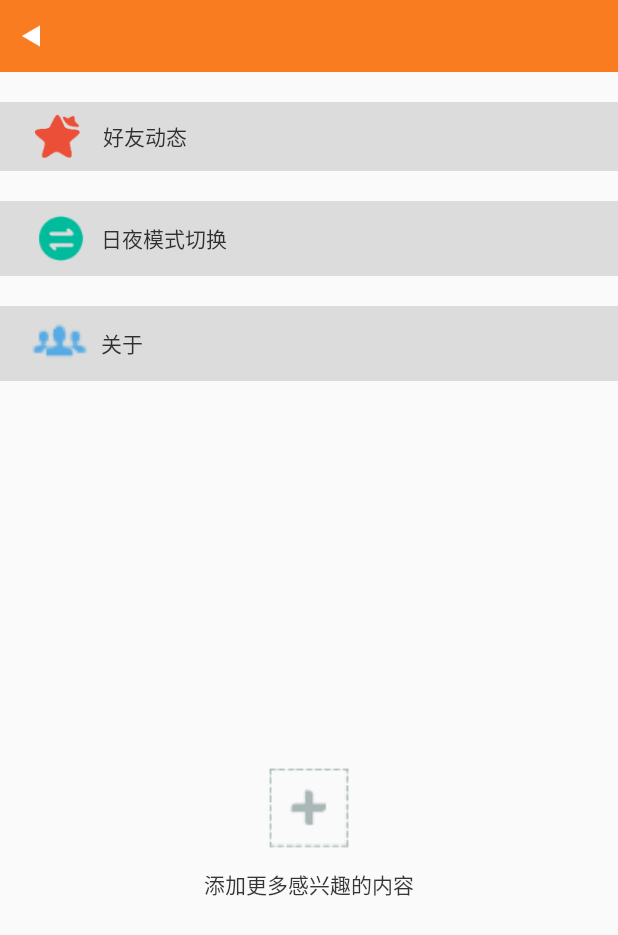
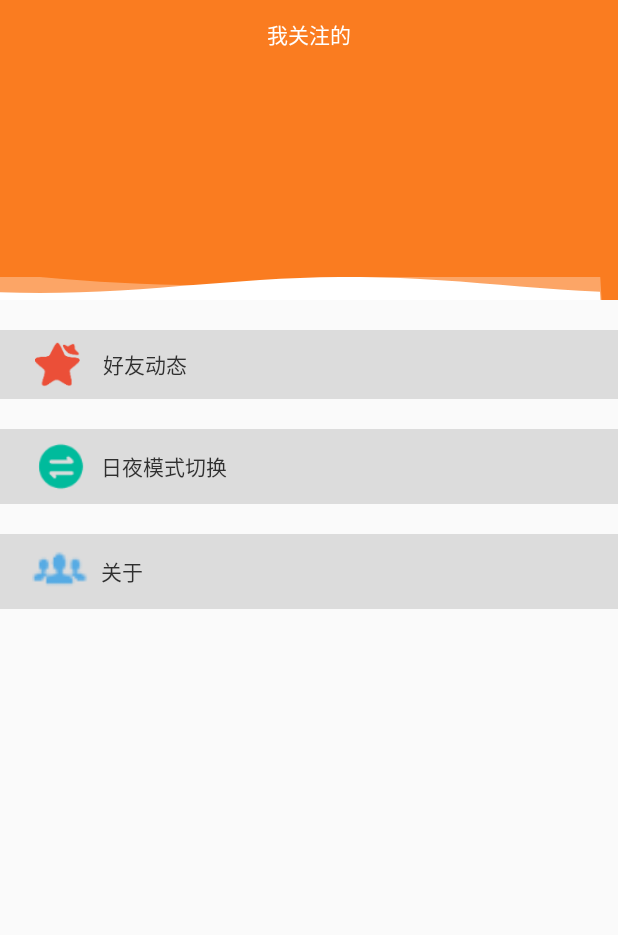
Before and after one commit to jaydenxiao2016/AndroidFire, an Android app: the layout fra_care_main.xml on its own in the app's theme, with its tools: preview values and no code run, on a phone screen of 412 x 824 dp. Shown: the top 935 px of the screen. Run offline under Robolectric (Android 15) with nearby library versions, the phone set to English and light mode, and no system bars.

Commit message:
1.增加关注页面波浪背景

```diff
--- a/app/build.gradle
+++ b/app/build.gradle
@@ -4,13 +4,13 @@ def releaseTime() {
 }
 
 android {
-    compileSdkVersion 23
-    buildToolsVersion "23"
+    compileSdkVersion 24
+    buildToolsVersion "24"
 
     defaultConfig {
         applicationId "jaydenxiao.com.androidfire"
         minSdkVersion 15
-        targetSdkVersion 23
+        targetSdkVersion 24
         versionCode 4
         versionName "1.0.3"
     }
--- a/app/src/main/AndroidManifest.xml
+++ b/app/src/main/AndroidManifest.xml
@@ -35,7 +35,6 @@
         <activity android:name=".ui.zone.activity.CircleZoneActivity"/>
         <activity android:name=".ui.zone.activity.CirclePublishActivity"/>
         <activity android:name=".ui.news.activity.AboutActivity"/>
-
         <!-- 友盟统计 -->
         <meta-data
             android:name="UMENG_APPKEY"
--- a/app/src/main/res/layout/fra_care_main.xml
+++ b/app/src/main/res/layout/fra_care_main.xml
@@ -1,97 +1,108 @@
 <?xml version="1.0" encoding="utf-8"?>
 <LinearLayout xmlns:android="http://schemas.android.com/apk/res/android"
     xmlns:app="http://schemas.android.com/apk/res-auto"
+    android:layout_width="match_parent"
+    android:layout_height="match_parent"
     android:orientation="vertical"
+    app:cardBackgroundColor="?attr/dayNightBackground"
+    app:dayNightBackgroundAttr="dayNightBackground">
+
+<!--    波浪背景和头像-->
+    <FrameLayout
         android:layout_width="match_parent"
-    app:cardBackgroundColor="?attr/dayNightBackground"
-    app:dayNightBackgroundAttr="dayNightBackground"
-    android:layout_height="match_parent">
-    <com.jaydenxiao.common.commonwidget.NormalTitleBar
-        android:id="@+id/ntb"
+        android:layout_height="200dp"
+        android:background="@color/main_color">
+        <TextView
             android:layout_width="match_parent"
-        android:layout_height="wrap_content"/>
+            android:text="我关注的"
+            android:textColor="@color/white"
+            android:layout_gravity="center|top"
+            android:gravity="center"
+            android:layout_height="45dp" />
+
+        <com.jaydenxiao.common.commonwidget.WaveView
+            android:id="@+id/wave_view"
+            android:layout_width="match_parent"
+            android:layout_height="15dp"
+            android:layout_gravity="bottom" />
+
+        <ImageView
+            android:id="@+id/img_logo"
+            android:layout_width="45dp"
+            android:layout_height="45dp"
+            android:layout_gravity="center" />
+    </FrameLayout>
+
     <LinearLayout
         android:id="@+id/ll_friend_zone"
         android:layout_width="match_parent"
+        android:layout_height="wrap_content"
+        android:layout_marginTop="20dp"
         android:background="@drawable/selector_gray_deepgray"
-    android:layout_marginTop="20dp"
-    android:padding="8dp"
-    android:layout_height="wrap_content">
+        android:padding="8dp">
+
         <ImageView
             android:layout_width="30dp"
-        android:src="@drawable/zone"
+            android:layout_height="30dp"
             android:layout_marginLeft="15dp"
-        android:layout_height="30dp" />
+            android:src="@drawable/zone" />
+
         <TextView
             android:layout_width="match_parent"
+            android:layout_height="wrap_content"
+            android:layout_gravity="center_vertical"
+            android:paddingLeft="15dp"
             android:text="@string/friend_zone_title"
-        android:paddingLeft="15dp"
             android:textColor="?attr/dayNightTwoTextColor"
-        app:dayNightTwoTextColorAttr="dayNightTwoTextColor"
-        android:layout_gravity="center_vertical"
-        android:layout_height="wrap_content" />
+            app:dayNightTwoTextColorAttr="dayNightTwoTextColor" />
     </LinearLayout>
+
     <LinearLayout
         android:id="@+id/ll_daynight_toggle"
         android:layout_width="match_parent"
+        android:layout_height="wrap_content"
+        android:layout_marginTop="20dp"
         android:background="@drawable/selector_gray_deepgray"
-        android:layout_marginTop="20dp"
-        android:padding="6dp"
-        android:layout_height="wrap_content">
+        android:padding="6dp">
+
         <ImageView
             android:layout_width="38dp"
-            android:src="@drawable/togglebutton"
+            android:layout_height="38dp"
             android:layout_marginLeft="15dp"
-            android:layout_height="38dp" />
+            android:src="@drawable/togglebutton" />
+
         <TextView
             android:layout_width="match_parent"
+            android:layout_height="wrap_content"
+            android:layout_gravity="center_vertical"
+            android:paddingLeft="8dp"
             android:text="@string/friend_zone_toggle"
-            android:paddingLeft="8dp"
             android:textColor="?attr/dayNightTwoTextColor"
-            app:dayNightTwoTextColorAttr="dayNightTwoTextColor"
-            android:layout_gravity="center_vertical"
-            android:layout_height="wrap_content" />
+            app:dayNightTwoTextColorAttr="dayNightTwoTextColor" />
     </LinearLayout>
+
     <LinearLayout
         android:id="@+id/ll_daynight_about"
         android:layout_width="match_parent"
+        android:layout_height="wrap_content"
+        android:layout_marginTop="20dp"
         android:background="@drawable/selector_gray_deepgray"
-        android:layout_marginTop="20dp"
-        android:padding="6dp"
-        android:layout_height="wrap_content">
+        android:padding="6dp">
+
         <ImageView
             android:layout_width="38dp"
-            android:src="@drawable/about"
+            android:layout_height="38dp"
             android:layout_marginLeft="15dp"
-            android:layout_height="38dp" />
+            android:src="@drawable/about" />
+
         <TextView
             android:layout_width="match_parent"
+            android:layout_height="wrap_content"
+            android:layout_gravity="center_vertical"
+            android:paddingLeft="8dp"
             android:text="@string/friend_zone_about"
-            android:paddingLeft="8dp"
             android:textColor="?attr/dayNightTwoTextColor"
-            app:dayNightTwoTextColorAttr="dayNightTwoTextColor"
-            android:layout_gravity="center_vertical"
-            android:layout_height="wrap_content" />
+            app:dayNightTwoTextColorAttr="dayNightTwoTextColor" />
     </LinearLayout>
-    <RelativeLayout
-        android:layout_width="match_parent"
-        android:layout_height="match_parent">
-        <ImageView
-            android:id="@+id/iv_add"
-            android:layout_width="60dp"
-            android:layout_centerInParent="true"
-            android:src="@drawable/zone_friend_add"
-            android:layout_height="60dp" />
-        <TextView
-            android:layout_width="match_parent"
-            android:text="添加更多感兴趣的内容"
-            android:layout_below="@+id/iv_add"
-            android:gravity="center"
-            android:padding="10dp"
-            android:textColor="?attr/dayNightTwoTextColor"
-            app:dayNightTwoTextColorAttr="dayNightTwoTextColor"
-            android:layout_height="wrap_content" />
-    </RelativeLayout>
-
 
 </LinearLayout>
--- a/build.gradle
+++ b/build.gradle
@@ -6,7 +6,6 @@ buildscript {
     }
     dependencies {
         classpath 'com.android.tools.build:gradle:2.2.0'
-
         // NOTE: Do not place your application dependencies here; they belong
         // in the individual module build.gradle files
     }
--- /dev/null
+++ b/library/common/src/main/java/com/jaydenxiao/common/commonwidget/WaveView.java
@@ -0,0 +1,106 @@
+package com.jaydenxiao.common.commonwidget;
+
+import android.content.Context;
+import android.graphics.Canvas;
+import android.graphics.Color;
+import android.graphics.DrawFilter;
+import android.graphics.Paint;
+import android.graphics.PaintFlagsDrawFilter;
+import android.graphics.Path;
+import android.util.AttributeSet;
+import android.view.View;
+
+/**
+ * des:波浪view
+ * Created by xsf
+ * on 2016.12.02
+ */
+public class WaveView extends View {
+
+    private Path mAbovePath, mBelowWavePath;
+    private Paint mAboveWavePaint, mBelowWavePaint;
+    private DrawFilter mDrawFilter;
+    private float φ;
+    private static int rangeY = 8;//Y轴波动幅度
+
+    private OnWaveAnimationListener mWaveAnimationListener;
+
+    public WaveView(Context context, AttributeSet attrs) {
+        super(context, attrs);
+        //初始化路径
+        mAbovePath = new Path();
+        mBelowWavePath = new Path();
+        //初始化画笔
+        mAboveWavePaint = new Paint(Paint.ANTI_ALIAS_FLAG);
+        mAboveWavePaint.setAntiAlias(true);
+        mAboveWavePaint.setStyle(Paint.Style.FILL);
+        mAboveWavePaint.setColor(Color.WHITE);
+
+        mBelowWavePaint = new Paint(Paint.ANTI_ALIAS_FLAG);
+        mBelowWavePaint.setAntiAlias(true);
+        mBelowWavePaint.setStyle(Paint.Style.FILL);
+        mBelowWavePaint.setColor(Color.WHITE);
+        mBelowWavePaint.setAlpha(80);
+        //画布抗锯齿
+        mDrawFilter = new PaintFlagsDrawFilter(0, Paint.ANTI_ALIAS_FLAG | Paint.FILTER_BITMAP_FLAG);
+    }
+
+    @Override
+    protected void onDraw(Canvas canvas) {
+
+        canvas.setDrawFilter(mDrawFilter);
+
+        mAbovePath.reset();
+        mBelowWavePath.reset();
+
+        φ -= 0.1f;
+
+        float y, y2;
+
+        double ω = 2 * Math.PI / getWidth();
+
+        mAbovePath.moveTo(getLeft(), getBottom());
+        mBelowWavePath.moveTo(getLeft(), getBottom());
+        for (float x = 0; x <= getWidth(); x += 20) {
+            /**
+             *  y=Asin(ωx+φ)+k
+             *  A—振幅越大，波形在y轴上最大与最小值的差值越大
+             *  ω—角速度， 控制正弦周期(单位角度内震动的次数)
+             *  φ—初相，反映在坐标系上则为图像的左右移动。这里通过不断改变φ,达到波浪移动效果
+             *  k—偏距，反映在坐标系上则为图像的上移或下移。
+             */
+            y = (float) (rangeY * Math.cos(ω * x + φ) + 8);
+            y2 = (float) (rangeY * Math.sin(ω * x + φ));
+            mAbovePath.lineTo(x, y);
+            mBelowWavePath.lineTo(x, y2);
+            //回调 把y坐标的值传出去(在activity里面接收让小机器人随波浪一起摇摆)
+            if (mWaveAnimationListener != null)
+                mWaveAnimationListener.OnWaveAnimation(y);
+        }
+        mAbovePath.lineTo(getRight(), getBottom());
+        mBelowWavePath.lineTo(getRight(), getBottom());
+
+        canvas.drawPath(mAbovePath, mAboveWavePaint);
+        canvas.drawPath(mBelowWavePath, mBelowWavePaint);
+
+        postInvalidateDelayed(20);
+
+    }
+
+    public void setOnWaveAnimationListener(OnWaveAnimationListener l) {
+        this.mWaveAnimationListener = l;
+    }
+
+    public interface OnWaveAnimationListener {
+        void OnWaveAnimation(float y);
+    }
+
+    /**
+     * 设置波动幅度
+     *
+     * @param rangeY
+     */
+    public static void setRangeY(int rangeY) {
+        WaveView.rangeY = rangeY;
+    }
+}
--- a/library/common/src/main/res/layout/act_image_pager.xml
+++ b/library/common/src/main/res/layout/act_image_pager.xml
@@ -1,5 +1,6 @@
 <?xml version="1.0" encoding="utf-8"?>
 <RelativeLayout xmlns:android="http://schemas.android.com/apk/res/android"
+    android:id="@+id/rl_rootview"
     android:layout_width="match_parent"
     android:background="@color/black"
     android:layout_height="match_parent">
```
Also changed, not shown: app/src/main/java/com/jaydenxiao/androidfire/ui/main/fragment/CareMainFragment.java (+20 -7 lines), library/common/build.gradle (+9 -9 lines). Lines whose indentation alone changed are shown as unchanged.
